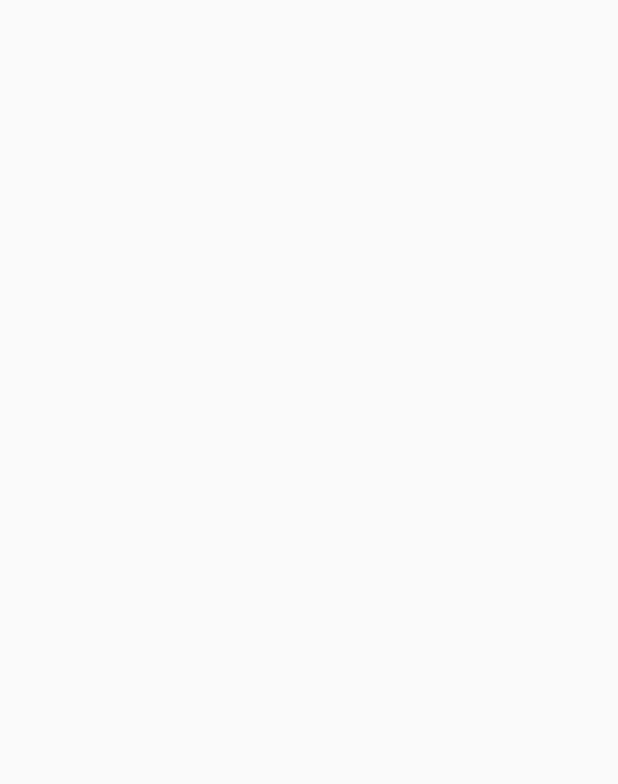
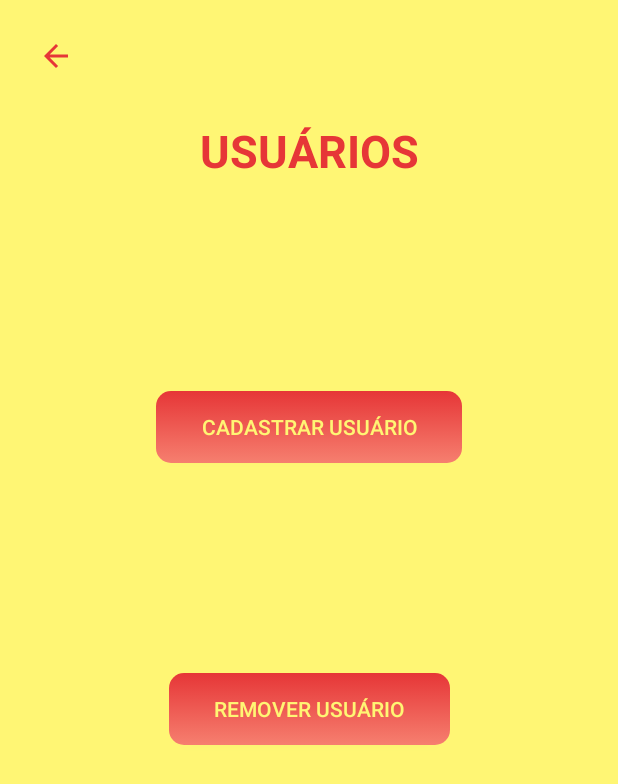
Before and after one commit to CristianeMaragno/PD2-DiretoriaApp, an Android app: the UsersActivity screen opened directly, with no data from a screen before it, on a phone screen of 412 x 824 dp. Before the commit the part shown is empty. Shown: the top 784 px of the screen. Run offline under Robolectric (Android 15) with nearby library versions, the phone set to English and light mode, and no system bars.

Commit message:
Layout e funcionalidade básicas da tela Users

```diff
--- a/app/src/main/AndroidManifest.xml
+++ b/app/src/main/AndroidManifest.xml
@@ -11,7 +11,9 @@
         android:roundIcon="@mipmap/ic_launcher_round"
         android:supportsRtl="true"
         android:theme="@style/AppTheme">
-        <activity android:name=".FinanceiroActivity"></activity>
+        <activity android:name=".UserRemovalActivity"></activity>
+        <activity android:name=".UserCadastroActivity" />
+        <activity android:name=".FinanceiroActivity" />
         <activity android:name=".DiarioActivity" />
         <activity android:name=".SaidaActivity" />
         <activity android:name=".OuvidoriaActivity" />
--- a/app/src/main/java/com/cristianerm/pd2diretoria/UsersActivity.java
+++ b/app/src/main/java/com/cristianerm/pd2diretoria/UsersActivity.java
@@ -2,13 +2,52 @@ package com.cristianerm.pd2diretoria;
 
 import androidx.appcompat.app.AppCompatActivity;
 
+import android.content.Intent;
 import android.os.Bundle;
+import android.view.View;
+import android.widget.Button;
+import android.widget.ImageButton;
 
 public class UsersActivity extends AppCompatActivity {
+
+    ImageButton voltar;
+    Button cadastrar_user;
+    Button remover_user;
 
     @Override
     protected void onCreate(Bundle savedInstanceState) {
         super.onCreate(savedInstanceState);
         setContentView(R.layout.activity_users);
+
+        voltar = (ImageButton) findViewById(R.id.buttonVoltarUser);
+        cadastrar_user = (Button) findViewById(R.id.button_cadastrar_usuario);
+        remover_user = (Button) findViewById(R.id.button_remover_usuario);
+
+        voltar.setOnClickListener(new View.OnClickListener() {
+            @Override
+            public void onClick(View v) {
+                Intent i;
+                i = new Intent(UsersActivity.this, MenuActivity.class);
+                startActivity(i);
+            }
+        });
+
+        cadastrar_user.setOnClickListener(new View.OnClickListener() {
+            @Override
+            public void onClick(View v) {
+                Intent i;
+                i = new Intent(UsersActivity.this, UserCadastroActivity.class);
+                startActivity(i);
+            }
+        });
+
+        remover_user.setOnClickListener(new View.OnClickListener() {
+            @Override
+            public void onClick(View v) {
+                Intent i;
+                i = new Intent(UsersActivity.this, UserRemovalActivity.class);
+                startActivity(i);
+            }
+        });
     }
 }
--- a/app/src/main/res/layout/activity_users.xml
+++ b/app/src/main/res/layout/activity_users.xml
@@ -4,6 +4,62 @@
     xmlns:tools="http://schemas.android.com/tools"
     android:layout_width="match_parent"
     android:layout_height="match_parent"
+    android:background="@color/Amarelo"
     tools:context=".UsersActivity">
 
+    <ImageButton
+        android:id="@+id/buttonVoltarUser"
+        android:layout_width="wrap_content"
+        android:layout_height="wrap_content"
+        android:layout_marginStart="25dp"
+        android:layout_marginLeft="25dp"
+        android:layout_marginTop="25dp"
+        app:layout_constraintStart_toStartOf="parent"
+        app:layout_constraintTop_toTopOf="parent"
+        app:srcCompat="?attr/homeAsUpIndicator"
+        android:tint="@color/Vermelho"
+        android:background="@null"/>
+
+    <TextView
+        android:id="@+id/textView22"
+        android:layout_width="wrap_content"
+        android:layout_height="wrap_content"
+        android:layout_marginTop="80dp"
+        android:text="USUÁRIOS"
+        android:textColor="@color/Vermelho"
+        android:textSize="30sp"
+        android:textStyle="bold"
+        app:layout_constraintEnd_toEndOf="parent"
+        app:layout_constraintStart_toStartOf="parent"
+        app:layout_constraintTop_toTopOf="parent" />
+
+    <Button
+        android:id="@+id/button_cadastrar_usuario"
+        android:layout_width="wrap_content"
+        android:layout_height="wrap_content"
+        android:background="@drawable/button_style"
+        android:paddingLeft="30dp"
+        android:paddingRight="30dp"
+        android:text="Cadastrar usuário"
+        android:textColor="@color/Amarelo"
+        app:layout_constraintBottom_toTopOf="@+id/button_remover_usuario"
+        app:layout_constraintEnd_toEndOf="parent"
+        app:layout_constraintStart_toStartOf="parent"
+        app:layout_constraintTop_toBottomOf="@+id/textView22" />
+
+    <Button
+        android:id="@+id/button_remover_usuario"
+        android:layout_width="wrap_content"
+        android:layout_height="wrap_content"
+        android:background="@drawable/button_style"
+        android:paddingLeft="30dp"
+        android:paddingRight="30dp"
+        android:text="Remover usuário"
+        android:textColor="@color/Amarelo"
+        app:layout_constraintBottom_toBottomOf="parent"
+        app:layout_constraintEnd_toEndOf="parent"
+        app:layout_constraintStart_toStartOf="parent"
+        app:layout_constraintTop_toBottomOf="@+id/textView22" />
+
+
 </androidx.constraintlayout.widget.ConstraintLayout>
```
Also changed, not shown: app/src/main/java/com/cristianerm/pd2diretoria/UserRemovalActivity.java (added, +14 -0 lines), app/src/main/res/layout/activity_user_cadastro.xml (added, +9 -0 lines), app/src/main/res/layout/activity_user_removal.xml (added, +9 -0 lines).
